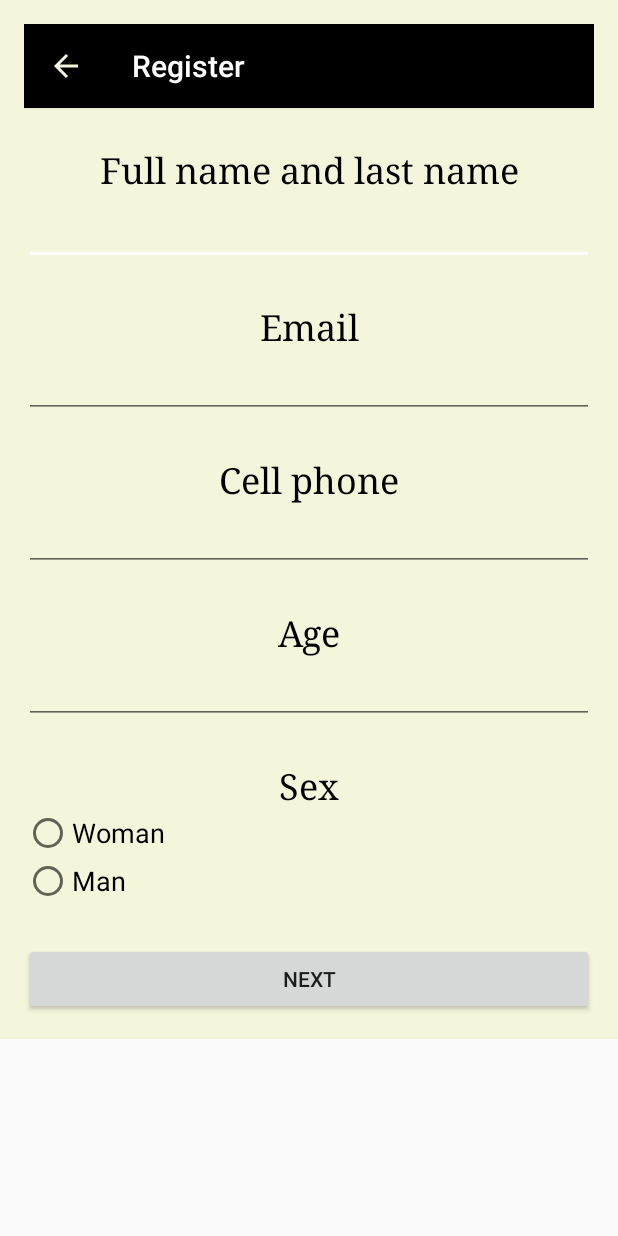
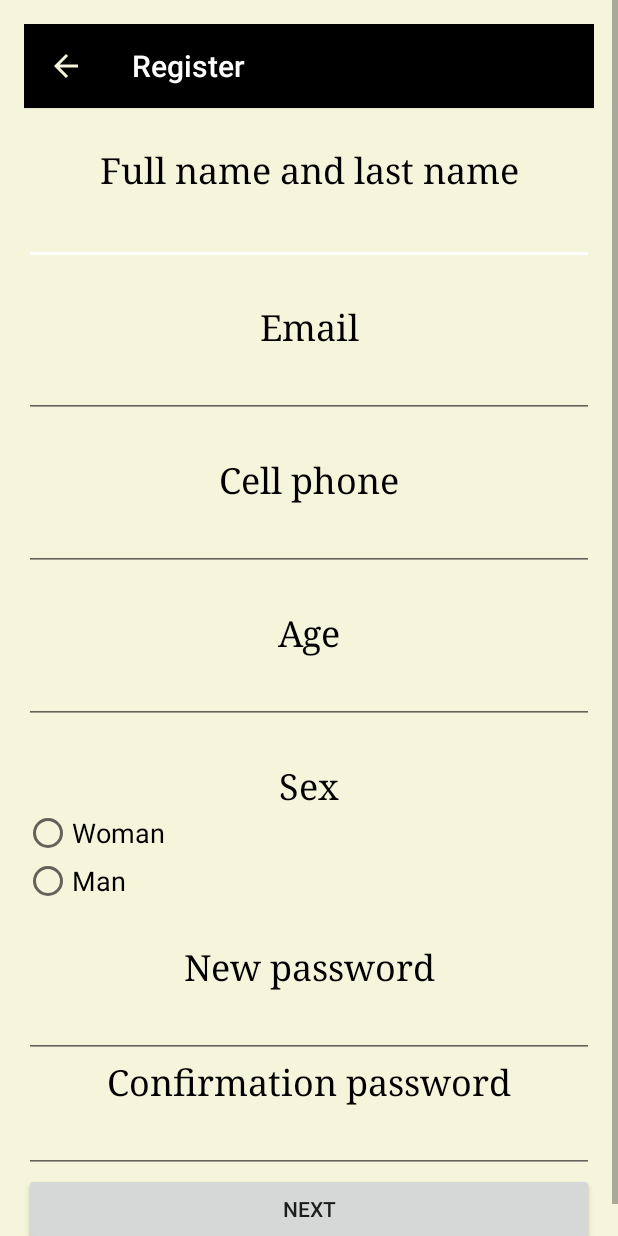
Before and after one commit to rainerr19/SportsONbeta, an Android app: the register screen opened directly, with no data from a screen before it, on a phone screen of 412 x 824 dp. Run offline under Robolectric (Android 15) with nearby library versions, the phone set to English and light mode, and no system bars.

Commit message:
confirmation
confirmacion de correo electronico

```diff
--- a/app/src/main/res/layout/activity_register.xml
+++ b/app/src/main/res/layout/activity_register.xml
@@ -163,6 +163,42 @@
             android:layout_width="match_parent"
             android:layout_height="25dp" />
 
+        <TextView
+            android:text="@string/pass1"
+            android:layout_width="match_parent"
+            android:layout_height="wrap_content"
+            android:id="@+id/textView6"
+            android:textAppearance="@style/TextAppearance.AppCompat.Large"
+            android:fontFamily="serif"
+            android:textSize="24sp"
+            android:textColor="@android:color/black"
+            android:textAlignment="center" />
+
+        <EditText
+            android:layout_width="match_parent"
+            android:layout_height="wrap_content"
+            android:inputType="textPassword"
+            android:ems="10"
+            android:id="@+id/npass" />
+
+        <TextView
+            android:text="@string/pass2"
+            android:layout_width="match_parent"
+            android:layout_height="wrap_content"
+            android:id="@+id/textView7"
+            android:textAppearance="@style/TextAppearance.AppCompat.Large"
+            android:fontFamily="serif"
+            android:textSize="24sp"
+            android:textColor="@android:color/black"
+            android:textAlignment="center" />
+
+        <EditText
+            android:layout_width="match_parent"
+            android:layout_height="wrap_content"
+            android:inputType="textPassword"
+            android:ems="10"
+            android:id="@+id/cpass" />
+
         <Button
             android:text="@string/nex"
             android:layout_width="match_parent"
--- a/app/src/main/res/values/strings.xml
+++ b/app/src/main/res/values/strings.xml
@@ -16,4 +16,6 @@
     <string name="Wo">Woman</string>
     <string name="Ma">Man</string>
     <string name="nex">Next</string>
+    <string name="pass1">New password</string>
+    <string name="pass2">Confirmation password</string>
 </resources>
```
Also changed, not shown: app/src/main/AndroidManifest.xml (+4 -3 lines), app/src/main/java/com/example/sportson/sportsonbeta/confirmation.java (added, +13 -0 lines), app/src/main/java/com/example/sportson/sportsonbeta/register.java (+33 -8 lines), app/src/main/res/layout/activity_confirmation.xml (added, +13 -0 lines), 2 other files.
